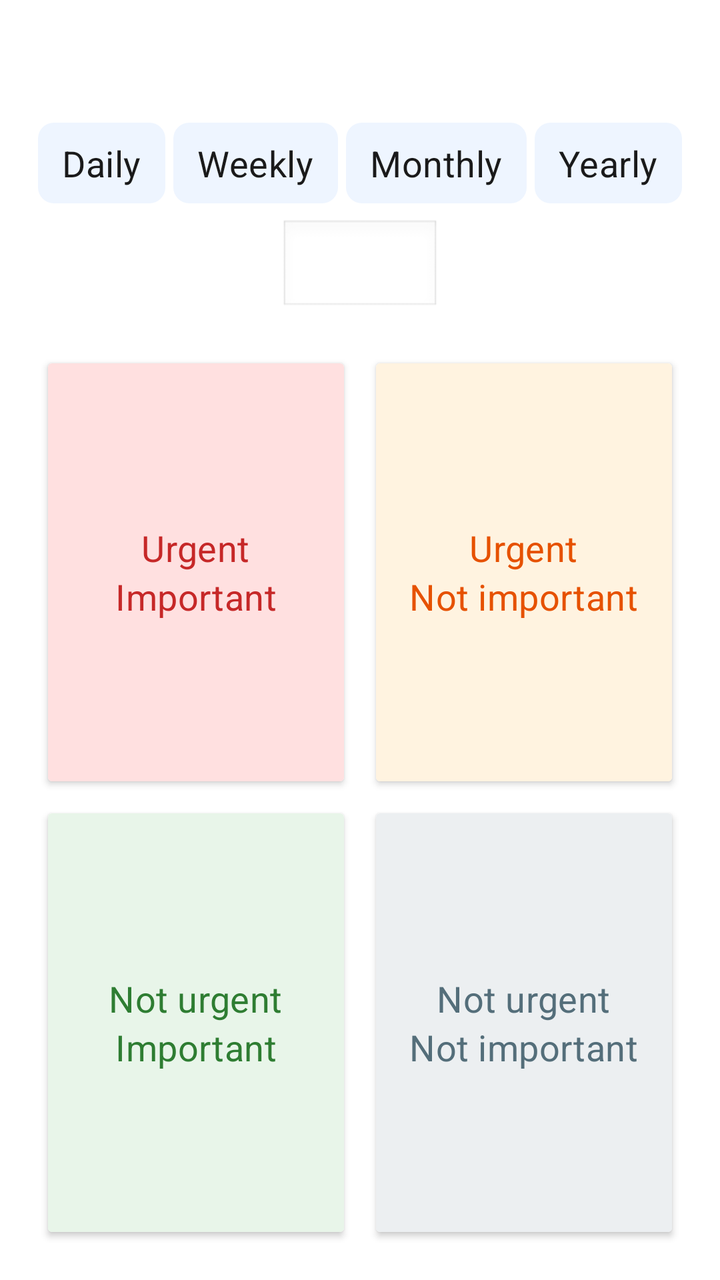
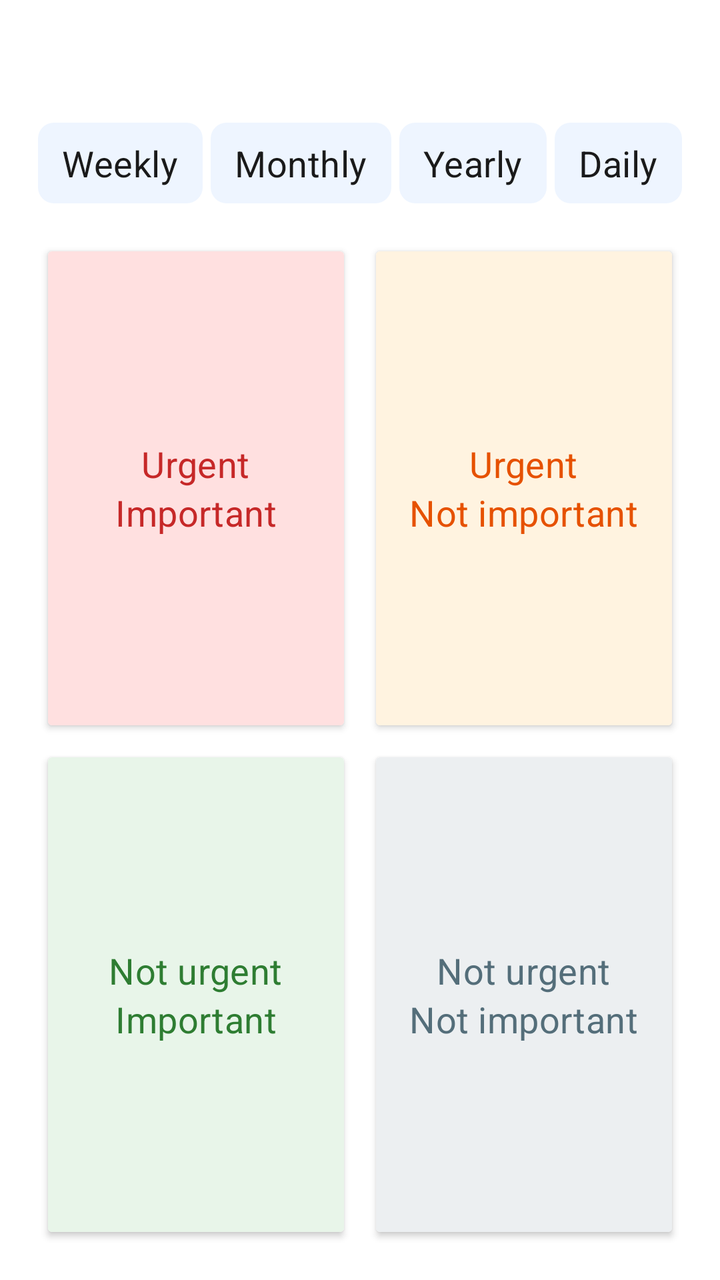

An Android layout rendered at two revisions. The XML below is the earlier revision; the diff shows what the commit changed to produce the second picture.
<!-- AndroidManifest.xml: application theme Theme.JustNow -->
<!-- res/layout/fragment_quadrant.xml -->
<?xml version="1.0" encoding="utf-8"?>
<LinearLayout xmlns:android="http://schemas.android.com/apk/res/android"
    android:layout_width="match_parent"
    android:layout_height="match_parent"
    android:orientation="vertical"
    android:padding="16dp"
    android:gravity="center">

    
    <TextView
        android:id="@+id/tv_draft_summary"
        android:layout_width="match_parent"
        android:layout_height="wrap_content"
        android:textAppearance="@style/TextAppearance.JustNow.Title"
        android:gravity="center"
        android:textColor="@color/text_primary"
        android:layout_marginBottom="16dp" />

    
    <LinearLayout
        android:id="@+id/ll_completion_mode"
        android:layout_width="wrap_content"
        android:layout_height="wrap_content"
        android:layout_gravity="center"
        android:orientation="horizontal"
        android:layout_marginBottom="8dp"
        android:contentDescription="完成模式">

        <TextView
            android:id="@+id/chip_mode_daily"
            android:layout_width="wrap_content"
            android:layout_height="wrap_content"
            android:layout_marginEnd="4dp"
            android:paddingStart="12dp"
            android:paddingEnd="12dp"
            android:paddingTop="8dp"
            android:paddingBottom="8dp"
            android:gravity="center"
            android:background="@drawable/bg_day_chip"
            android:textAppearance="@style/TextAppearance.JustNow.Body"
            android:textColor="@color/chip_day_text"
            android:text="@string/s_mode_daily"
            android:clickable="true"
            android:focusable="true" />

        <TextView
            android:id="@+id/chip_mode_weekly"
            android:layout_width="wrap_content"
            android:layout_height="wrap_content"
            android:layout_marginEnd="4dp"
            android:paddingStart="12dp"
            android:paddingEnd="12dp"
            android:paddingTop="8dp"
            android:paddingBottom="8dp"
            android:gravity="center"
            android:background="@drawable/bg_day_chip"
            android:textAppearance="@style/TextAppearance.JustNow.Body"
            android:textColor="@color/chip_day_text"
            android:text="@string/s_mode_weekly"
            android:clickable="true"
            android:focusable="true" />

        <TextView
            android:id="@+id/chip_mode_monthly"
            android:layout_width="wrap_content"
            android:layout_height="wrap_content"
            android:layout_marginEnd="4dp"
            android:paddingStart="12dp"
            android:paddingEnd="12dp"
            android:paddingTop="8dp"
            android:paddingBottom="8dp"
            android:gravity="center"
            android:background="@drawable/bg_day_chip"
            android:textAppearance="@style/TextAppearance.JustNow.Body"
            android:textColor="@color/chip_day_text"
            android:text="@string/s_mode_monthly"
            android:clickable="true"
            android:focusable="true" />

        <TextView
            android:id="@+id/chip_mode_yearly"
            android:layout_width="wrap_content"
            android:layout_height="wrap_content"
            android:paddingStart="12dp"
            android:paddingEnd="12dp"
            android:paddingTop="8dp"
            android:paddingBottom="8dp"
            android:gravity="center"
            android:background="@drawable/bg_day_chip"
            android:textAppearance="@style/TextAppearance.JustNow.Body"
            android:textColor="@color/chip_day_text"
            android:text="@string/s_mode_yearly"
            android:clickable="true"
            android:focusable="true" />
    </LinearLayout>

    
    <EditText
        android:id="@+id/et_quota"
        android:layout_width="wrap_content"
        android:layout_height="wrap_content"
        android:minWidth="80dp"
        android:inputType="number"
        android:text=""
        android:textAlignment="center"
        android:background="@android:drawable/edit_text"
        android:textAppearance="@style/TextAppearance.JustNow.Body"
        android:enabled="false"
        android:layout_marginBottom="16dp" />

    
    <GridLayout
        android:layout_width="match_parent"
        android:layout_height="0dp"
        android:layout_weight="1"
        android:columnCount="2"
        android:rowCount="2">

        
        <androidx.cardview.widget.CardView
            android:layout_width="0dp"
            android:layout_height="0dp"
            android:layout_columnWeight="1"
            android:layout_rowWeight="1"
            android:layout_margin="8dp"
            android:clickable="true"
            android:focusable="true"
            android:foreground="?attr/selectableItemBackground"
            android:contentDescription="@string/cd_quadrant_urgent_important"
            android:id="@+id/cv_urgent_important">

            <LinearLayout
                android:layout_width="match_parent"
                android:layout_height="match_parent"
                android:orientation="vertical"
                android:gravity="center"
                android:padding="16dp"
                android:background="@color/quadrant_bg_0">

                <TextView android:layout_width="wrap_content" android:layout_height="wrap_content" android:text="@string/s_urgent" android:textAppearance="@style/TextAppearance.JustNow.Body" android:textColor="@color/quadrant_urgent_important" />
                <TextView android:layout_width="wrap_content" android:layout_height="wrap_content" android:text="@string/s_important" android:textAppearance="@style/TextAppearance.JustNow.Body" android:textColor="@color/quadrant_urgent_important" />
            </LinearLayout>

        </androidx.cardview.widget.CardView>

        
        <androidx.cardview.widget.CardView
            android:layout_width="0dp"
            android:layout_height="0dp"
            android:layout_columnWeight="1"
            android:layout_rowWeight="1"
            android:layout_margin="8dp"
            android:clickable="true"
            android:focusable="true"
            android:foreground="?attr/selectableItemBackground"
            android:contentDescription="@string/cd_quadrant_urgent_not_important"
            android:id="@+id/cv_urgent_not_important">

            <LinearLayout
                android:layout_width="match_parent"
                android:layout_height="match_parent"
                android:orientation="vertical"
                android:gravity="center"
                android:padding="16dp"
                android:background="@color/quadrant_bg_1">

                <TextView android:layout_width="wrap_content" android:layout_height="wrap_content" android:text="@string/s_urgent" android:textAppearance="@style/TextAppearance.JustNow.Body" android:textColor="@color/quadrant_urgent_not_important" />
                <TextView android:layout_width="wrap_content" android:layout_height="wrap_content" android:text="@string/s_not_important" android:textAppearance="@style/TextAppearance.JustNow.Body" android:textColor="@color/quadrant_urgent_not_important" />
            </LinearLayout>

        </androidx.cardview.widget.CardView>

        
        <androidx.cardview.widget.CardView
            android:layout_width="0dp"
            android:layout_height="0dp"
            android:layout_columnWeight="1"
            android:layout_rowWeight="1"
            android:layout_margin="8dp"
            android:clickable="true"
            android:focusable="true"
            android:foreground="?attr/selectableItemBackground"
            android:contentDescription="@string/cd_quadrant_not_urgent_important"
            android:id="@+id/cv_not_urgent_important">

            <LinearLayout
                android:layout_width="match_parent"
                android:layout_height="match_parent"
                android:orientation="vertical"
                android:gravity="center"
                android:padding="16dp"
                android:background="@color/quadrant_bg_2">

                <TextView android:layout_width="wrap_content" android:layout_height="wrap_content" android:text="@string/s_not_urgent" android:textAppearance="@style/TextAppearance.JustNow.Body" android:textColor="@color/quadrant_not_urgent_important" />
                <TextView android:layout_width="wrap_content" android:layout_height="wrap_content" android:text="@string/s_important" android:textAppearance="@style/TextAppearance.JustNow.Body" android:textColor="@color/quadrant_not_urgent_important" />
            </LinearLayout>

        </androidx.cardview.widget.CardView>

        
        <androidx.cardview.widget.CardView
            android:layout_width="0dp"
            android:layout_height="0dp"
            android:layout_columnWeight="1"
            android:layout_rowWeight="1"
            android:layout_margin="8dp"
            android:clickable="true"
            android:focusable="true"
            android:foreground="?attr/selectableItemBackground"
            android:contentDescription="@string/cd_quadrant_not_urgent_not_important"
            android:id="@+id/cv_not_urgent_not_important">

            <LinearLayout
                android:layout_width="match_parent"
                android:layout_height="match_parent"
                android:orientation="vertical"
                android:gravity="center"
                android:padding="16dp"
                android:background="@color/quadrant_bg_3">

                <TextView android:layout_width="wrap_content" android:layout_height="wrap_content" android:text="@string/s_not_urgent" android:textAppearance="@style/TextAppearance.JustNow.Body" android:textColor="@color/quadrant_not_urgent_not_important" />
                <TextView android:layout_width="wrap_content" android:layout_height="wrap_content" android:text="@string/s_not_important" android:textAppearance="@style/TextAppearance.JustNow.Body" android:textColor="@color/quadrant_not_urgent_not_important" />
            </LinearLayout>

        </androidx.cardview.widget.CardView>

    </GridLayout>


</LinearLayout>
<!-- resources referenced by this layout -->
<resources>
  <color name="quadrant_bg_0">#FFE0E0</color>
  <color name="quadrant_bg_1">#FFF3E0</color>
  <color name="quadrant_bg_2">#E8F5E9</color>
  <color name="quadrant_bg_3">#ECEFF1</color>
  <color name="quadrant_not_urgent_important">#2E7D32</color>
  <color name="quadrant_not_urgent_not_important">#546E7A</color>
  <color name="quadrant_urgent_important">#C62828</color>
  <color name="quadrant_urgent_not_important">#E65100</color>
  <color name="text_primary">#1A1A1A</color>
  <string name="cd_quadrant_not_urgent_important">Not urgent but important</string>
  <string name="cd_quadrant_not_urgent_not_important">Not urgent and not important</string>
  <string name="cd_quadrant_urgent_important">Urgent and important</string>
  <string name="cd_quadrant_urgent_not_important">Urgent but not important</string>
  <string name="s_important">Important</string>
  <string name="s_mode_daily">Daily</string>
  <string name="s_mode_monthly">Monthly</string>
  <string name="s_mode_weekly">Weekly</string>
  <string name="s_mode_yearly">Yearly</string>
  <string name="s_not_important">Not important</string>
  <string name="s_not_urgent">Not urgent</string>
  <string name="s_urgent">Urgent</string>
  <style name="TextAppearance.JustNow.Body" parent="TextAppearance.MaterialComponents.Subtitle1">
          <item name="android:textSize">@dimen/text_size_body</item>
      </style>
  <style name="TextAppearance.JustNow.Title" parent="TextAppearance.MaterialComponents.Headline6">
          <item name="android:textSize">@dimen/text_size_title</item>
      </style>
  <color name="tag_normal">#1A73E8</color>
  <color name="period_edit_chip_background">#EEF5FF</color>
  <dimen name="text_size_body">18sp</dimen>
  <dimen name="text_size_title">22sp</dimen>
  <color name="purple_500">#FF6200EE</color>
  <color name="purple_700">#FF3700B3</color>
  <color name="white">#FFFFFFFF</color>
  <color name="teal_200">#FF03DAC5</color>
  <color name="teal_700">#FF018786</color>
  <color name="black">#FF000000</color>
  <style name="TextAppearance.JustNow.Dialog.Title" parent="TextAppearance.JustNow.Title">
          <item name="android:textColor">@color/text_primary</item>
      </style>
  <color name="text_secondary">#757575</color>
  <style name="TextAppearance.JustNow.Dialog.Body" parent="TextAppearance.JustNow.Body">
          <item name="android:textColor">@color/text_primary</item>
      </style>
  <style name="Widget.JustNow.Dialog.Button" parent="Widget.MaterialComponents.Button.TextButton.Dialog">
          <item name="android:textAppearance">@style/TextAppearance.JustNow.Dialog.Button</item>
          <item name="android:textColor">@color/dialog_primary_action_text</item>
          <item name="textAllCaps">false</item>
      </style>
  <style name="Widget.JustNow.Dialog.Button.Secondary" parent="Widget.MaterialComponents.Button.TextButton.Dialog">
          <item name="android:textAppearance">@style/TextAppearance.JustNow.Dialog.Button.Secondary</item>
          <item name="android:textColor">@color/dialog_action_text</item>
          <item name="textAllCaps">false</item>
      </style>
  <style name="TextAppearance.JustNow.Dialog.Button" parent="TextAppearance.JustNow.Body">
          <item name="android:textColor">@color/dialog_primary_action_text</item>
      </style>
  <style name="TextAppearance.JustNow.Dialog.Button.Secondary" parent="TextAppearance.JustNow.Body">
          <item name="android:textColor">@color/dialog_action_text</item>
      </style>
  <!-- unchanged entries left out for length: 3 -->
</resources>

<!-- the commit's change to res/layout/fragment_quadrant.xml (unified diff, before → after) -->
@@ -23,14 +23,78 @@
         android:layout_height="wrap_content"
         android:layout_gravity="center"
         android:orientation="horizontal"
-        android:layout_marginBottom="8dp"
+        android:layout_marginBottom="16dp"
+        android:gravity="center_vertical"
         android:contentDescription="完成模式">
 
+        <EditText
+            android:id="@+id/et_quota"
+            android:layout_width="40dp"
+            android:layout_height="wrap_content"
+            android:inputType="number"
+            android:text=""
+            android:textAlignment="center"
+            android:background="@android:drawable/edit_text"
+            android:textAppearance="@style/TextAppearance.JustNow.Body"
+            android:enabled="false"
+            android:visibility="gone"
+            android:layout_marginEnd="4dp" />
+
+        <TextView
+            android:id="@+id/chip_mode_weekly"
+            android:layout_width="wrap_content"
+            android:layout_height="wrap_content"
+            android:layout_marginEnd="4dp"
+            android:paddingStart="12dp"
+            android:paddingEnd="12dp"
+            android:paddingTop="8dp"
+            android:paddingBottom="8dp"
+            android:gravity="center"
+            android:background="@drawable/bg_day_chip"
+            android:textAppearance="@style/TextAppearance.JustNow.Body"
+            android:textColor="@color/chip_day_text"
+            android:text="@string/s_mode_weekly"
+            android:clickable="true"
+            android:focusable="true" />
+
+        <TextView
+            android:id="@+id/chip_mode_monthly"
+            android:layout_width="wrap_content"
+            android:layout_height="wrap_content"
+            android:layout_marginEnd="4dp"
+            android:paddingStart="12dp"
+            android:paddingEnd="12dp"
+            android:paddingTop="8dp"
+            android:paddingBottom="8dp"
+            android:gravity="center"
+            android:background="@drawable/bg_day_chip"
+            android:textAppearance="@style/TextAppearance.JustNow.Body"
+            android:textColor="@color/chip_day_text"
+            android:text="@string/s_mode_monthly"
+            android:clickable="true"
+            android:focusable="true" />
+
+        <TextView
+            android:id="@+id/chip_mode_yearly"
+            android:layout_width="wrap_content"
+            android:layout_height="wrap_content"
+            android:layout_marginEnd="4dp"
+            android:paddingStart="12dp"
+            android:paddingEnd="12dp"
+            android:paddingTop="8dp"
+            android:paddingBottom="8dp"
+            android:gravity="center"
+            android:background="@drawable/bg_day_chip"
+            android:textAppearance="@style/TextAppearance.JustNow.Body"
+            android:textColor="@color/chip_day_text"
+            android:text="@string/s_mode_yearly"
+            android:clickable="true"
+            android:focusable="true" />
+
         <TextView
             android:id="@+id/chip_mode_daily"
             android:layout_width="wrap_content"
             android:layout_height="wrap_content"
-            android:layout_marginEnd="4dp"
             android:paddingStart="12dp"
             android:paddingEnd="12dp"
             android:paddingTop="8dp"
@@ -42,71 +106,7 @@
             android:text="@string/s_mode_daily"
             android:clickable="true"
             android:focusable="true" />
-
-        <TextView
-            android:id="@+id/chip_mode_weekly"
-            android:layout_width="wrap_content"
-            android:layout_height="wrap_content"
-            android:layout_marginEnd="4dp"
-            android:paddingStart="12dp"
-            android:paddingEnd="12dp"
-            android:paddingTop="8dp"
-            android:paddingBottom="8dp"
-            android:gravity="center"
-            android:background="@drawable/bg_day_chip"
-            android:textAppearance="@style/TextAppearance.JustNow.Body"
-            android:textColor="@color/chip_day_text"
-            android:text="@string/s_mode_weekly"
-            android:clickable="true"
-            android:focusable="true" />
-
-        <TextView
-            android:id="@+id/chip_mode_monthly"
-            android:layout_width="wrap_content"
-            android:layout_height="wrap_content"
-            android:layout_marginEnd="4dp"
-            android:paddingStart="12dp"
-            android:paddingEnd="12dp"
-            android:paddingTop="8dp"
-            android:paddingBottom="8dp"
-            android:gravity="center"
-            android:background="@drawable/bg_day_chip"
-            android:textAppearance="@style/TextAppearance.JustNow.Body"
-            android:textColor="@color/chip_day_text"
-            android:text="@string/s_mode_monthly"
-            android:clickable="true"
-            android:focusable="true" />
-
-        <TextView
-            android:id="@+id/chip_mode_yearly"
-            android:layout_width="wrap_content"
-            android:layout_height="wrap_content"
-            android:paddingStart="12dp"
-            android:paddingEnd="12dp"
-            android:paddingTop="8dp"
-            android:paddingBottom="8dp"
-            android:gravity="center"
-            android:background="@drawable/bg_day_chip"
-            android:textAppearance="@style/TextAppearance.JustNow.Body"
-            android:textColor="@color/chip_day_text"
-            android:text="@string/s_mode_yearly"
-            android:clickable="true"
-            android:focusable="true" />
     </LinearLayout>
-
-    
-    <EditText
-        android:id="@+id/et_quota"
-        android:layout_width="wrap_content"
-        android:layout_height="wrap_content"
-        android:minWidth="80dp"
-        android:inputType="number"
-        android:text=""
-        android:textAlignment="center"
-        android:background="@android:drawable/edit_text"
-        android:textAppearance="@style/TextAppearance.JustNow.Body"
-        android:enabled="false"
-        android:layout_marginBottom="16dp" />
 
     
     <GridLayout
